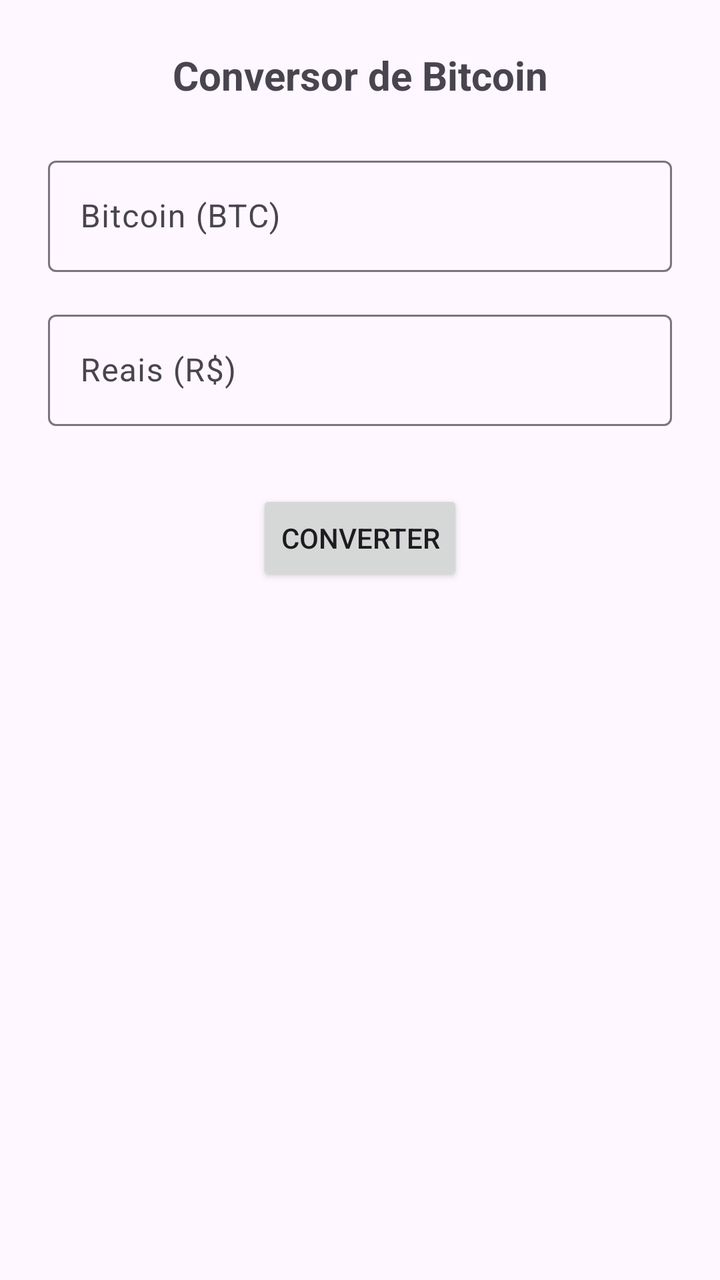
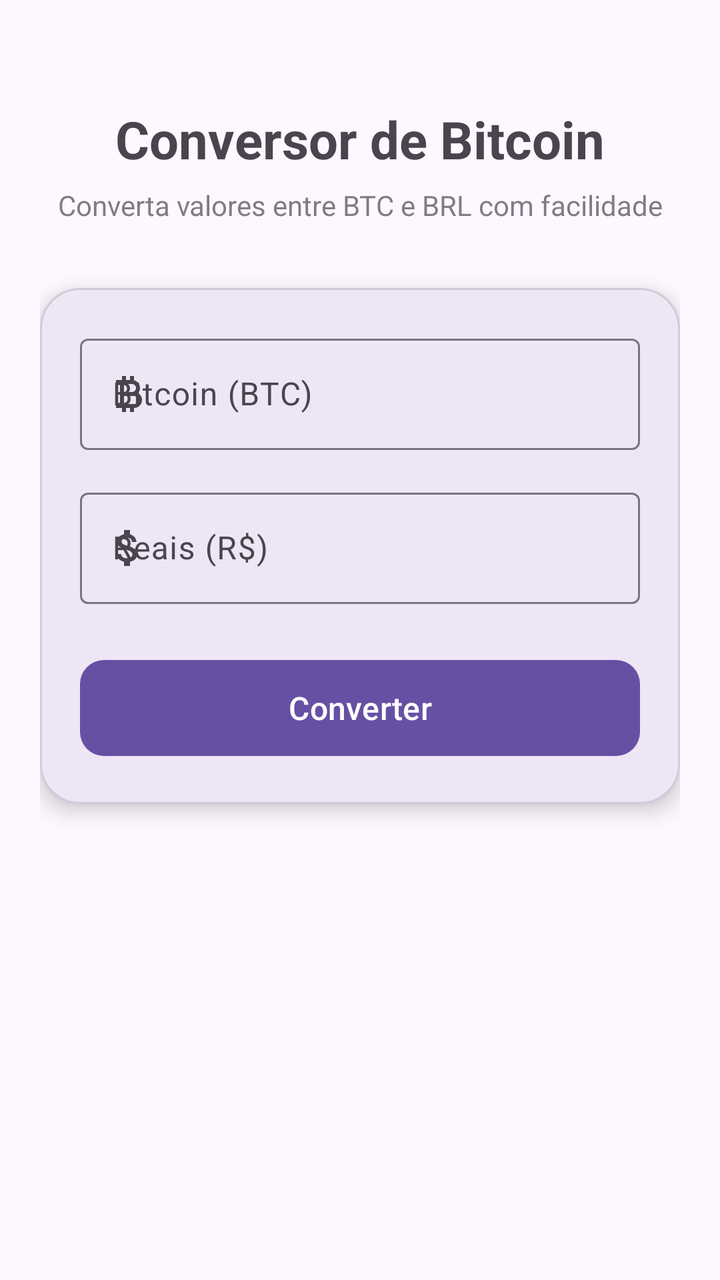

Two renders of the same Android screen: before a commit and after it. Below are the layout's source before the change and the commit's diff.
<!-- AndroidManifest.xml: application theme Theme.AppConversao -->
<!-- res/layout/activity_main.xml -->
<?xml version="1.0" encoding="utf-8"?>
<androidx.constraintlayout.widget.ConstraintLayout xmlns:android="http://schemas.android.com/apk/res/android"
    xmlns:app="http://schemas.android.com/apk/res-auto"
    xmlns:tools="http://schemas.android.com/tools"
    android:id="@+id/main"
    android:layout_width="match_parent"
    android:layout_height="match_parent"
    tools:context=".MainActivity">

    <TextView
        android:id="@+id/textView"
        android:layout_width="wrap_content"
        android:layout_height="wrap_content"
        android:layout_marginTop="24dp"
        android:text="Conversor de Bitcoin"
        android:textSize="20sp"
        android:textStyle="bold"
        app:layout_constraintEnd_toEndOf="parent"
        app:layout_constraintStart_toStartOf="parent"
        app:layout_constraintTop_toTopOf="parent" />

    <com.google.android.material.textfield.TextInputLayout
        android:id="@+id/textInputLayoutBtc"
        android:layout_width="0dp"
        android:layout_height="wrap_content"
        android:layout_marginStart="24dp"
        android:layout_marginTop="24dp"
        android:layout_marginEnd="24dp"
        app:layout_constraintEnd_toEndOf="parent"
        app:layout_constraintStart_toStartOf="parent"
        app:layout_constraintTop_toBottomOf="@+id/textView">

        <com.google.android.material.textfield.TextInputEditText
            android:id="@+id/inputBtc"
            android:layout_width="match_parent"
            android:layout_height="wrap_content"
            android:hint="Bitcoin (BTC)"
            android:inputType="numberDecimal" />
    </com.google.android.material.textfield.TextInputLayout>

    <com.google.android.material.textfield.TextInputLayout
        android:id="@+id/textInputLayoutReais"
        android:layout_width="0dp"
        android:layout_height="wrap_content"
        android:layout_marginStart="24dp"
        android:layout_marginTop="16dp"
        android:layout_marginEnd="24dp"
        app:layout_constraintEnd_toEndOf="parent"
        app:layout_constraintStart_toStartOf="parent"
        app:layout_constraintTop_toBottomOf="@+id/textInputLayoutBtc">

        <com.google.android.material.textfield.TextInputEditText
            android:id="@+id/inputReais"
            android:layout_width="match_parent"
            android:layout_height="wrap_content"
            android:hint="Reais (R$)"
            android:inputType="numberDecimal" />
    </com.google.android.material.textfield.TextInputLayout>

    <Button
        android:id="@+id/button"
        android:layout_width="wrap_content"
        android:layout_height="wrap_content"
        android:layout_marginTop="32dp"
        android:text="Converter"
        app:layout_constraintEnd_toEndOf="parent"
        app:layout_constraintStart_toStartOf="parent"
        app:layout_constraintTop_toBottomOf="@+id/textInputLayoutReais" />

</androidx.constraintlayout.widget.ConstraintLayout>
<!-- resources referenced by this layout -->
<resources>
  <style name="Theme.AppConversao" parent="Base.Theme.AppConversao" />
  <style name="Base.Theme.AppConversao" parent="Theme.Material3.DayNight.NoActionBar">
          
          
      </style>
</resources>

<!-- the commit's change to res/layout/activity_main.xml (unified diff, before → after) -->
@@ -5,66 +5,101 @@
     android:id="@+id/main"
     android:layout_width="match_parent"
     android:layout_height="match_parent"
+    android:padding="20dp"
     tools:context=".MainActivity">
 
+    
     <TextView
         android:id="@+id/textView"
         android:layout_width="wrap_content"
         android:layout_height="wrap_content"
-        android:layout_marginTop="24dp"
+        android:layout_marginTop="32dp"
         android:text="Conversor de Bitcoin"
-        android:textSize="20sp"
+        android:textSize="26sp"
         android:textStyle="bold"
         app:layout_constraintEnd_toEndOf="parent"
         app:layout_constraintStart_toStartOf="parent"
         app:layout_constraintTop_toTopOf="parent" />
 
-    <com.google.android.material.textfield.TextInputLayout
-        android:id="@+id/textInputLayoutBtc"
+    
+    <TextView
+        android:id="@+id/textSubtitulo"
+        android:layout_width="wrap_content"
+        android:layout_height="wrap_content"
+        android:layout_marginTop="6dp"
+        android:text="Converta valores entre BTC e BRL com facilidade"
+        android:textSize="14sp"
+        android:alpha="0.7"
+        app:layout_constraintEnd_toEndOf="parent"
+        app:layout_constraintStart_toStartOf="parent"
+        app:layout_constraintTop_toBottomOf="@+id/textView" />
+
+    
+    <com.google.android.material.card.MaterialCardView
+        android:id="@+id/cardConversor"
         android:layout_width="0dp"
         android:layout_height="wrap_content"
-        android:layout_marginStart="24dp"
-        android:layout_marginTop="24dp"
-        android:layout_marginEnd="24dp"
+        android:layout_marginTop="32dp"
+        app:cardCornerRadius="20dp"
+        app:cardElevation="6dp"
+        app:strokeWidth="1dp"
+        app:strokeColor="#1F000000"
         app:layout_constraintEnd_toEndOf="parent"
         app:layout_constraintStart_toStartOf="parent"
-        app:layout_constraintTop_toBottomOf="@+id/textView">
+        app:layout_constraintTop_toBottomOf="@+id/textSubtitulo">
 
-        <com.google.android.material.textfield.TextInputEditText
-            android:id="@+id/inputBtc"
+        <LinearLayout
             android:layout_width="match_parent"
             android:layout_height="wrap_content"
-            android:hint="Bitcoin (BTC)"
-            android:inputType="numberDecimal" />
-    </com.google.android.material.textfield.TextInputLayout>
+            android:orientation="vertical"
+            android:padding="20dp">
 
-    <com.google.android.material.textfield.TextInputLayout
-        android:id="@+id/textInputLayoutReais"
-        android:layout_width="0dp"
-        android:layout_height="wrap_content"
-        android:layout_marginStart="24dp"
-        android:layout_marginTop="16dp"
-        android:layout_marginEnd="24dp"
-        app:layout_constraintEnd_toEndOf="parent"
-        app:layout_constraintStart_toStartOf="parent"
-        app:layout_constraintTop_toBottomOf="@+id/textInputLayoutBtc">
+            
+            <com.google.android.material.textfield.TextInputLayout
+                android:id="@+id/textInputLayoutBtc"
+                style="@style/Widget.Material3.TextInputLayout.OutlinedBox"
+                android:layout_width="match_parent"
+                android:layout_height="wrap_content"
+                android:hint="Bitcoin (BTC)"
+                app:startIconDrawable="@drawable/ic_bitcoin"> 
 
-        <com.google.android.material.textfield.TextInputEditText
-            android:id="@+id/inputReais"
-            android:layout_width="match_parent"
-            android:layout_height="wrap_content"
-            android:hint="Reais (R$)"
-            android:inputType="numberDecimal" />
-    </com.google.android.material.textfield.TextInputLayout>
+                <com.google.android.material.textfield.TextInputEditText
+                    android:id="@+id/inputBtc"
+                    android:layout_width="match_parent"
+                    android:layout_height="wrap_content"
+                    android:inputType="numberDecimal"
+                    android:textSize="16sp" />
+            </com.google.android.material.textfield.TextInputLayout>
 
-    <Button
-        android:id="@+id/button"
-        android:layout_width="wrap_content"
-        android:layout_height="wrap_content"
-        android:layout_marginTop="32dp"
-        android:text="Converter"
-        app:layout_constraintEnd_toEndOf="parent"
-        app:layout_constraintStart_toStartOf="parent"
-        app:layout_constraintTop_toBottomOf="@+id/textInputLayoutReais" />
+            
+            <com.google.android.material.textfield.TextInputLayout
+                android:id="@+id/textInputLayoutReais"
+                style="@style/Widget.Material3.TextInputLayout.OutlinedBox"
+                android:layout_width="match_parent"
+                android:layout_height="wrap_content"
+                android:layout_marginTop="16dp"
+                android:hint="Reais (R$)"
+                app:startIconDrawable="@drawable/ic_reais"> 
+
+                <com.google.android.material.textfield.TextInputEditText
+                    android:id="@+id/inputReais"
+                    android:layout_width="match_parent"
+                    android:layout_height="wrap_content"
+                    android:inputType="numberDecimal"
+                    android:textSize="16sp" />
+            </com.google.android.material.textfield.TextInputLayout>
+
+            
+            <com.google.android.material.button.MaterialButton
+                android:id="@+id/button"
+                android:layout_width="match_parent"
+                android:layout_height="56dp"
+                android:layout_marginTop="24dp"
+                android:text="Converter"
+                android:textSize="16sp"
+                app:cornerRadius="12dp" />
+
+        </LinearLayout>
+    </com.google.android.material.card.MaterialCardView>
 
 </androidx.constraintlayout.widget.ConstraintLayout>
<!-- resource entries referenced after the edit -->
@@ -1,5 +1,17 @@
 <!-- resources referenced by this layout -->
 <resources>
+  <!-- drawable ic_bitcoin (drawable) -->
+  <vector xmlns:android="http://schemas.android.com/apk/res/android" android:height="24dp" android:tint="#000000" android:viewportHeight="24" android:viewportWidth="24" android:width="24dp">
+        
+      <path android:fillColor="@android:color/white" android:pathData="M17.06,11.57C17.65,10.88 18,9.98 18,9c0,-1.86 -1.27,-3.43 -3,-3.87L15,3h-2v2h-2V3H9v2H6v2h2v10H6v2h3v2h2v-2h2v2h2v-2c2.21,0 4,-1.79 4,-4C19,13.55 18.22,12.27 17.06,11.57zM10,7h4c1.1,0 2,0.9 2,2s-0.9,2 -2,2h-4V7zM15,17h-5v-4h5c1.1,0 2,0.9 2,2S16.1,17 15,17z"/>
+      
+  </vector>
+  <!-- drawable ic_reais (drawable) -->
+  <vector xmlns:android="http://schemas.android.com/apk/res/android" android:height="24dp" android:tint="#000000" android:viewportHeight="24" android:viewportWidth="24" android:width="24dp">
+        
+      <path android:fillColor="@android:color/white" android:pathData="M11.8,10.9c-2.27,-0.59 -3,-1.2 -3,-2.15 0,-1.09 1.01,-1.85 2.7,-1.85 1.78,0 2.44,0.85 2.5,2.1h2.21c-0.07,-1.72 -1.12,-3.3 -3.21,-3.81V3h-3v2.16c-1.94,0.42 -3.5,1.68 -3.5,3.61 0,2.31 1.91,3.46 4.7,4.13 2.5,0.6 3,1.48 3,2.41 0,0.69 -0.49,1.79 -2.7,1.79 -2.06,0 -2.87,-0.92 -2.98,-2.1h-2.2c0.12,2.19 1.76,3.42 3.68,3.83V21h3v-2.15c1.95,-0.37 3.5,-1.5 3.5,-3.55 0,-2.84 -2.43,-3.81 -4.7,-4.4z"/>
+      
+  </vector>
   <style name="Theme.AppConversao" parent="Base.Theme.AppConversao" />
   <style name="Base.Theme.AppConversao" parent="Theme.Material3.DayNight.NoActionBar">
           
